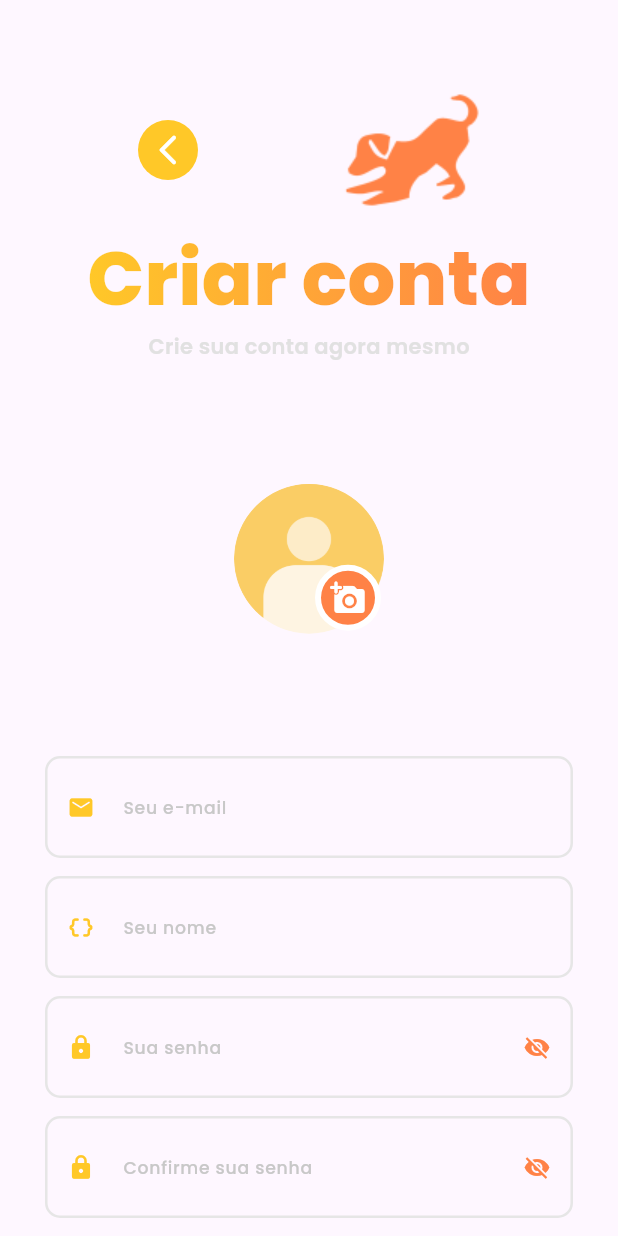
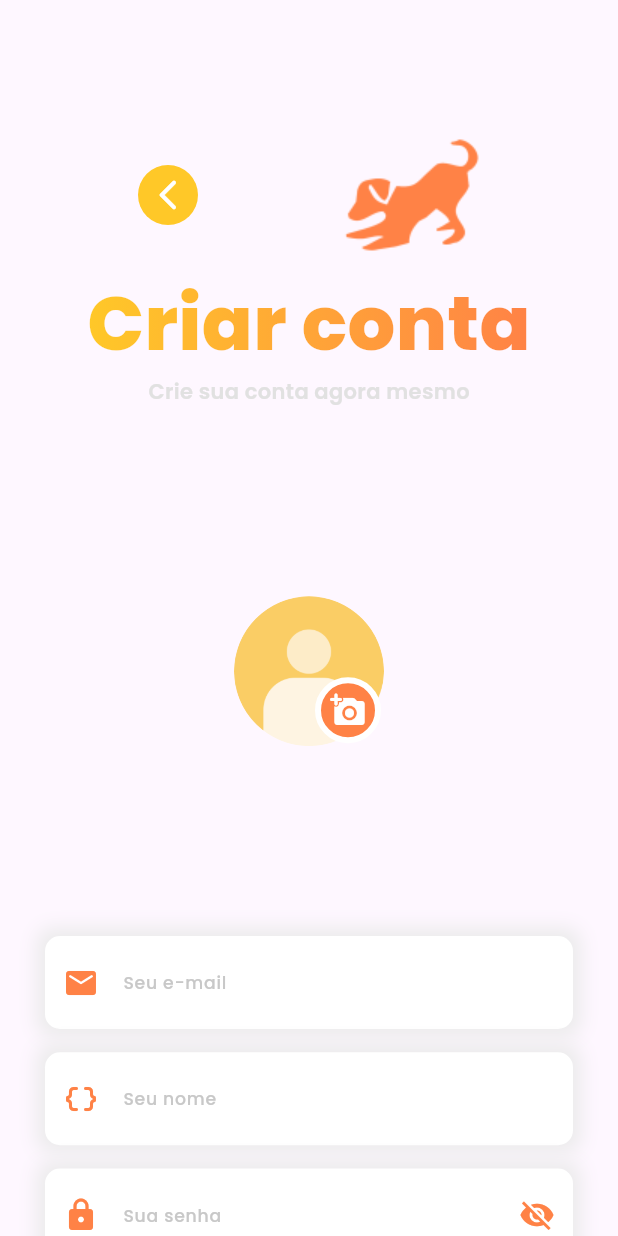
Before and after one commit to denisduarth/aumigos-da-vizinhanca, a Flutter app: the screen it shows after launch, after a tap on "Crie agora", on a phone screen of 412 x 824 dp. Run offline on Flutter 3.47's test engine with Material 3 defaults, Android fonts, the light colour scheme and no system bars; our stand-ins replace image_picker, page_transition, supabase_flutter; missing offline and left inert: flutter_osm_plugin; accounts and stored records are empty; network calls fail.

Commit message:
Arrumando erros e bugs de tamanho de tela

```diff
--- a/lib/styles/text_styles.dart
+++ /dev/null
@@ -1,33 +0,0 @@
-import 'package:aumigos_da_vizinhanca/widgets/all.dart';
-import 'package:flutter/material.dart';
-
-const buttonTextStyle = TextStyle(
-  fontFamily: "Poppins",
-  fontSize: 13,
-  fontWeight: FontWeight.w600,
-  color: Colors.white,
-);
-
-const textFieldStyle = TextStyle(
-  fontFamily: 'Poppins',
-  fontWeight: FontWeight.w500,
-  fontSize: 12,
-);
-
-var focusNode = FocusNode();
-
-final labelStyle = TextStyle(
-  color: focusNode.hasFocus
-      ? ComponentColors.sweetBrown
-      : ComponentColors.mainGray,
-  fontFamily: "Poppins",
-  fontSize: 11.5,
-  fontWeight: FontWeight.w500,
-);
-
-const hintStyle = TextStyle(
-  color: ComponentColors.lightGray,
-  fontFamily: "Poppins",
-  fontSize: 11.5,
-  fontWeight: FontWeight.w500,
-);
--- a/lib/views/login_page.dart
+++ b/lib/views/login_page.dart
@@ -1,7 +1,5 @@
 // ignore_for_file: prefer_const_constructors, file_names, unused_element, use_build_context_synchronously, avoid_print, dead_code
 
-import 'package:aumigos_da_vizinhanca/styles/text_styles.dart';
-import 'package:aumigos_da_vizinhanca/widgets/snackbar_helper.dart';
 import 'package:flutter/material.dart';
 import 'package:page_transition/page_transition.dart';
 import 'package:supabase_flutter/supabase_flutter.dart';
@@ -47,6 +45,11 @@ class _LoginPageState extends State<LoginPage> {
         SnackBarHelper.showSnackBar(
             context, "Logado como ${user!.email}", false);
         await Future.delayed(Duration(seconds: 2));
+
+        if (user.userMetadata == {} || user.userMetadata == null) {
+          Navigator.pushNamed(context, '/more-info');
+        }
+
         Navigator.pushNamed(context, '/navigation');
       }
     } on AuthException catch (error) {
@@ -90,14 +93,14 @@ class _LoginPageState extends State<LoginPage> {
                       ),
                     ),
                     SizedBox(
-                      height: 210,
+                      height: 230,
                       child: Column(
                         mainAxisAlignment: MainAxisAlignment.spaceBetween,
                         children: [
                           TextForm(
                               labelText: "Digite seu e-mail",
                               controller: emailController,
-                              icon: Icon(Icons.email),
+                              icon: Icon(Icons.email_outlined),
                               obscureText: false,
                               keyboardType: TextInputType.text,
                               validator: (text) {
@@ -110,7 +113,7 @@ class _LoginPageState extends State<LoginPage> {
                           TextForm(
                             labelText: "Digite sua senha",
                             controller: passwordController,
-                            icon: Icon(Icons.lock),
+                            icon: Icon(Icons.lock_outline_rounded),
                             obscureText: isPasswordVisible,
                             keyboardType: TextInputType.text,
                             validator: (text) {
@@ -122,8 +125,8 @@ class _LoginPageState extends State<LoginPage> {
                             hintText: "senha123",
                             suffixIcon: IconButton(
                               icon: isPasswordVisible
-                                  ? Icon(Icons.visibility_off)
-                                  : Icon(Icons.visibility),
+                                  ? Icon(Icons.visibility_outlined)
+                                  : Icon(Icons.visibility_off_outlined),
                               onPressed: () => setState(() {
                                 isPasswordVisible = !isPasswordVisible;
                               }),
--- a/lib/views/profile_page.dart
+++ b/lib/views/profile_page.dart
@@ -28,6 +28,8 @@ class _ProfilePageState extends State<ProfilePage> {
       body: SafeArea(
         child: SingleChildScrollView(
           padding: EdgeInsets.symmetric(vertical: 50),
+          child: SizedBox(
+            // height: MediaQuery.of(context).size.height,
             child: Center(
               child: Column(
                 mainAxisAlignment: MainAxisAlignment.spaceEvenly,
@@ -51,7 +53,6 @@ class _ProfilePageState extends State<ProfilePage> {
                   ),
                   Container(
                     margin: EdgeInsets.symmetric(vertical: 30),
-                  height: 60,
                     child: Column(
                       mainAxisAlignment: MainAxisAlignment.spaceEvenly,
                       children: [
@@ -101,6 +102,7 @@ class _ProfilePageState extends State<ProfilePage> {
             ),
           ),
         ),
+      ),
     );
   }
 }
--- a/lib/views/register_page.dart
+++ b/lib/views/register_page.dart
@@ -1,10 +1,7 @@
 // ignore_for_file: prefer_const_constructors, unused_element, file_names, unused_field, constant_pattern_never_matches_value_type, use_build_context_synchronously, avoid_unnecessary_containers
 
 import 'dart:io';
-import 'package:aumigos_da_vizinhanca/styles/text_styles.dart';
 import 'package:aumigos_da_vizinhanca/widgets/all.dart';
-import 'package:aumigos_da_vizinhanca/widgets/icon_button.dart';
-import 'package:aumigos_da_vizinhanca/widgets/snackbar_helper.dart';
 import 'package:flutter/material.dart';
 import 'package:image_picker/image_picker.dart';
 import 'package:supabase_flutter/supabase_flutter.dart';
@@ -42,12 +39,7 @@ class _RegisterPageState extends State<RegisterPage> {
 
   Future<void> register() async {
     try {
-      await db.storage.from('images').upload(
-            image!.name,
-            File(
-              image!.path,
-            ),
-          );
+      await db.storage.from('images').upload(image!.name, File(image!.path));
 
       await db.auth.signUp(
         email: emailController.text,
@@ -90,8 +82,7 @@ class _RegisterPageState extends State<RegisterPage> {
         child: SingleChildScrollView(
           padding: EdgeInsets.symmetric(vertical: 50),
           child: SizedBox(
-            height: MediaQuery.of(context).size.height,
-            child: Container(
+            height: MediaQuery.of(context).size.height + 150,
             child: Center(
               child: Form(
                 key: _formKey,
@@ -99,7 +90,8 @@ class _RegisterPageState extends State<RegisterPage> {
                   mainAxisAlignment: MainAxisAlignment.spaceBetween,
                   crossAxisAlignment: CrossAxisAlignment.center,
                   children: [
-                      SizedBox(
+                    Container(
+                      margin: EdgeInsets.symmetric(vertical: 30),
                       child: Column(
                         children: [
                           Row(
@@ -150,7 +142,8 @@ class _RegisterPageState extends State<RegisterPage> {
                         ),
                       ],
                     ),
-                      SizedBox(
+                    Container(
+                      margin: EdgeInsets.symmetric(vertical: 30),
                       height: 370,
                       child: Column(
                         mainAxisAlignment: MainAxisAlignment.spaceBetween,
@@ -257,7 +250,6 @@ class _RegisterPageState extends State<RegisterPage> {
           ),
         ),
       ),
-      ),
     );
   }
 }
--- a/lib/views/update_profile_page.dart
+++ b/lib/views/update_profile_page.dart
@@ -3,8 +3,6 @@
 import 'package:aumigos_da_vizinhanca/widgets/all.dart';
 import 'package:flutter/material.dart';
 import 'package:supabase_flutter/supabase_flutter.dart';
-
-import '../styles/text_styles.dart';
 
 class UpdateProfilePage extends StatefulWidget {
   const UpdateProfilePage({super.key});
@@ -72,7 +70,7 @@ class _UpdateProfilePageState extends State<UpdateProfilePage> {
       body: SafeArea(
         child: SingleChildScrollView(
           child: SizedBox(
-            height: MediaQuery.of(context).size.height - 60,
+            height: MediaQuery.of(context).size.height + 150,
             child: Center(
               child: Column(
                 mainAxisAlignment: MainAxisAlignment.spaceEvenly,
@@ -124,7 +122,7 @@ class _UpdateProfilePageState extends State<UpdateProfilePage> {
                     ),
                   ),
                   SizedBox(
-                    height: 400,
+                    height: 450,
                     child: Column(
                       mainAxisAlignment: MainAxisAlignment.spaceEvenly,
                       children: [
--- a/lib/widgets/button.dart
+++ b/lib/widgets/button.dart
@@ -2,11 +2,20 @@ import 'package:aumigos_da_vizinhanca/widgets/colors.dart';
 import 'package:flutter/material.dart';
 
 const double paddingValue = 10;
+
+const buttonTextStyle = TextStyle(
+  fontFamily: "Poppins",
+  fontSize: 13,
+  fontWeight: FontWeight.w600,
+  color: Colors.white,
+);
+
 const textStyle = TextStyle(
-    fontFamily: "Poppins",
-    fontSize: 15,
-    fontWeight: FontWeight.bold,
-    color: Colors.white);
+  fontFamily: "Poppins",
+  fontSize: 15,
+  fontWeight: FontWeight.bold,
+  color: Colors.white,
+);
 
 class Button extends StatelessWidget {
   final Function()? onTap;
@@ -24,7 +33,7 @@ class Button extends StatelessWidget {
       onTap: onTap,
       child: Container(
           width: MediaQuery.of(context).size.width - 60,
-          height: 50,
+          height: 60,
           decoration: const BoxDecoration(
             gradient: LinearGradient(
               colors: [
--- a/lib/widgets/colors.dart
+++ b/lib/widgets/colors.dart
@@ -7,5 +7,5 @@ class ComponentColors {
   static const Color mainBlack = Color.fromRGBO(40, 40, 40, 1);
   static const Color mainGray = Color.fromARGB(255, 200, 200, 200);
   static const Color lightGray = Color.fromARGB(255, 225, 225, 225);
-  static const Color superLightGray = Color.fromRGBO(230, 230, 230, 1);
+  static const Color superLightGray = Color.fromRGBO(240, 240, 240, 1);
 }
--- a/lib/widgets/text_form.dart
+++ b/lib/widgets/text_form.dart
@@ -2,25 +2,43 @@
 
 import 'package:aumigos_da_vizinhanca/widgets/all.dart';
 import 'package:flutter/material.dart';
-import '../styles/text_styles.dart';
 
 const double textFormPaddingValue = 10;
 
-final mainBorder = OutlineInputBorder(
+final border = OutlineInputBorder(
   borderRadius: BorderRadius.circular(textFormPaddingValue),
   borderSide: const BorderSide(
-    style: BorderStyle.solid,
-    color: ComponentColors.superLightGray,
-    width: 1.7,
+    style: BorderStyle.none,
   ),
+);
+
+const textFieldStyle = TextStyle(
+  fontFamily: 'Poppins',
+  fontWeight: FontWeight.w500,
+  fontSize: 12,
+);
+
+const labelStyle = TextStyle(
+  color: ComponentColors.mainGray,
+  fontFamily: "Poppins",
+  fontSize: 11.5,
+  fontWeight: FontWeight.w500,
+);
+
+const hintStyle = TextStyle(
+  color: ComponentColors.lightGray,
+  fontFamily: "Poppins",
+  fontSize: 11.5,
+  fontWeight: FontWeight.w500,
 );
 
 final focusedBorder = OutlineInputBorder(
   borderRadius: BorderRadius.circular(textFormPaddingValue),
   borderSide: const BorderSide(
+    width: 2.3,
+    strokeAlign: 0.0,
     style: BorderStyle.solid,
-    color: ComponentColors.superLightGray,
-    width: 1.7,
+    color: ComponentColors.sweetBrown,
   ),
 );
 
@@ -48,28 +66,45 @@ class TextForm extends StatelessWidget {
 
   @override
   Widget build(BuildContext context) {
-    return SizedBox(
+    return Container(
+      decoration: BoxDecoration(
+        boxShadow: const [
+          BoxShadow(
+            color: Color.fromARGB(255, 235, 235, 235),
+            offset: Offset(0, 0),
+            blurRadius: 10,
+            spreadRadius: 5,
+          ),
+        ],
+        borderRadius: BorderRadius.circular(textFormPaddingValue),
+      ),
       width: MediaQuery.of(context).size.width - 60,
       child: TextFormField(
         clipBehavior: Clip.antiAlias,
         keyboardType: keyboardType,
         decoration: InputDecoration(
-          isDense: true,
+          floatingLabelStyle: const TextStyle(
+            fontFamily: "Poppins",
+            fontSize: 12.5,
+            color: ComponentColors.sweetBrown,
+            fontWeight: FontWeight.w600,
+          ),
           alignLabelWithHint: true,
           hintText: hintText,
           hintStyle: hintStyle,
           labelText: labelText,
           labelStyle: labelStyle,
           prefixIcon: icon,
-          prefixIconColor: ComponentColors.mainYellow,
+          prefixIconColor: ComponentColors.sweetBrown,
           suffixIcon: suffixIcon,
           suffixIconColor: ComponentColors.sweetBrown,
-          enabledBorder: mainBorder,
+          enabledBorder: border,
+          focusColor: ComponentColors.sweetBrown,
           focusedBorder: focusedBorder,
-          filled: false,
+          fillColor: Colors.white,
+          filled: true,
           contentPadding: const EdgeInsets.symmetric(
-            horizontal: 25,
-            vertical: 25,
+            vertical: 22,
           ),
         ),
         controller: controller,
--- a/pubspec.yaml
+++ b/pubspec.yaml
@@ -16,6 +16,9 @@ dependencies:
   flutter_animate: ^4.4.1
   page_transition: ^2.1.0
   image_picker: ^1.0.7
+  flutter_osm_plugin: ^0.70.4
+  geocode: ^1.0.3
+  latlng: ^2.0.7
 
 dev_dependencies:
   flutter_test:
```
Also changed, not shown: lib/views/homepage.dart (+92 -12 lines), lib/widgets/snackbar_helper.dart (+10 -6 lines), pubspec.lock, 5 other files. Lines whose indentation alone changed are shown as unchanged.
